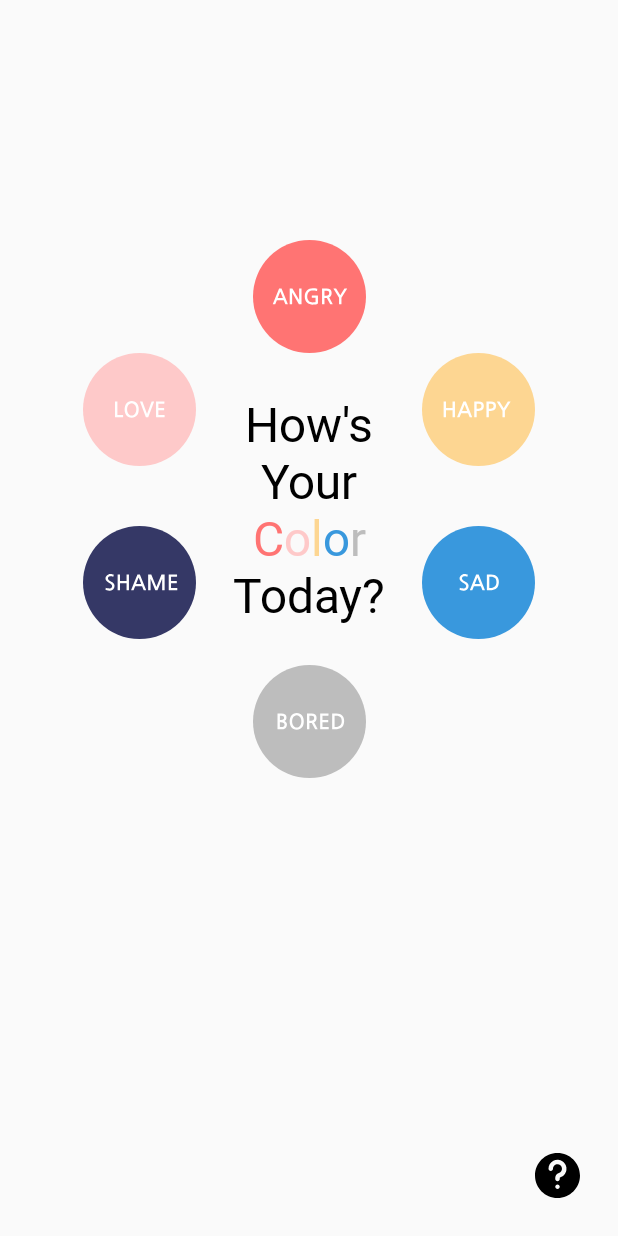
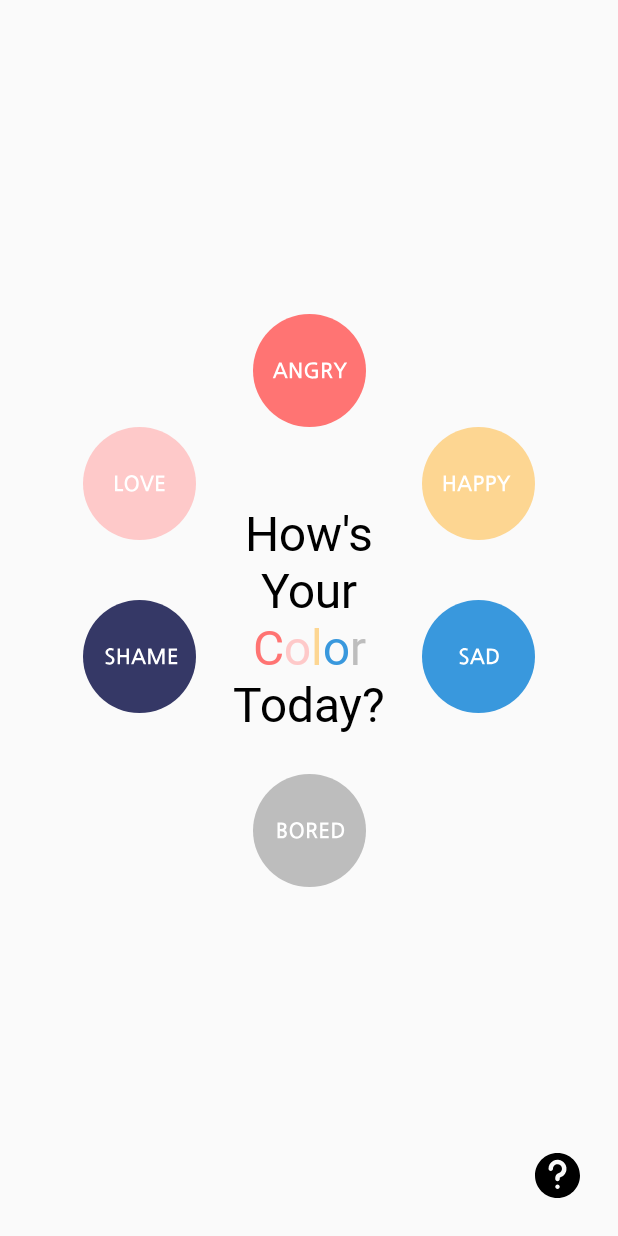
Before and after one commit to GRAM-DSM/Color-Android, an Android app: the screen it shows after launch (MainActivity), on a phone screen of 412 x 824 dp. Run offline under Robolectric (Android 15) with nearby library versions, the phone set to English and light mode, and no system bars.

Commit message:
[UPDATE] Login exchange fragment to Activity

```diff
--- a/app/src/main/AndroidManifest.xml
+++ b/app/src/main/AndroidManifest.xml
@@ -16,6 +16,7 @@
                 <category android:name="android.intent.category.LAUNCHER" />
             </intent-filter>
         </activity>
+        <activity android:name=".view.sign.LoginActivity" />
     </application>
 
 </manifest>
--- a/app/src/main/java/com/example/color_android/view/main/MainActivity.kt
+++ b/app/src/main/java/com/example/color_android/view/main/MainActivity.kt
@@ -5,23 +5,16 @@ import android.os.Bundle
 import android.text.Spannable
 import android.text.SpannableString
 import android.text.style.ForegroundColorSpan
-import android.text.style.UnderlineSpan
 import androidx.core.content.res.ResourcesCompat
 import com.example.color_android.R
-import com.example.color_android.view.sign.LoginFragment
+import com.example.color_android.view.sign.LoginActivity
 import kotlinx.android.synthetic.main.activity_main.*
-import kotlinx.android.synthetic.main.fragment_login.*
 
 class MainActivity : AppCompatActivity() {
     override fun onCreate(savedInstanceState: Bundle?) {
         super.onCreate(savedInstanceState)
         setContentView(R.layout.activity_main)
 
-        val fragmentManager = supportFragmentManager
-        val fragment = LoginFragment()
-
-        val transaction= fragmentManager.beginTransaction()
-//        transaction.replace(R.id.main_Frame, fragment).commitAllowingStateLoss()
         val colorText = main_explain_tv.text
         val content1 = SpannableString(colorText)
 
--- a/app/src/main/java/com/example/color_android/view/sign/LoginFragment.kt
+++ b/app/src/main/java/com/example/color_android/view/sign/LoginActivity.kt
@@ -5,25 +5,15 @@ import android.text.Spannable
 import android.text.SpannableString
 import android.text.style.ForegroundColorSpan
 import android.text.style.UnderlineSpan
-import androidx.fragment.app.Fragment
-import android.view.LayoutInflater
-import android.view.View
-import android.view.ViewGroup
+import androidx.appcompat.app.AppCompatActivity
 import androidx.core.content.res.ResourcesCompat
 import com.example.color_android.R
-import kotlinx.android.synthetic.main.fragment_login.*
+import kotlinx.android.synthetic.main.activity_login.*
 
-class LoginFragment : Fragment() {
-
-    override fun onCreateView(
-        inflater: LayoutInflater, container: ViewGroup?,
-        savedInstanceState: Bundle?
-    ): View? {
-        return inflater.inflate(R.layout.fragment_login, container, false)
-    }
-
-    override fun onActivityCreated(savedInstanceState: Bundle?) {
-        super.onActivityCreated(savedInstanceState)
+class LoginActivity : AppCompatActivity() {
+    override fun onCreate(savedInstanceState: Bundle?) {
+        super.onCreate(savedInstanceState)
+        setContentView(R.layout.activity_login)
 
         val colorText = explain_tv.text
         val signUpText = sign_tv.text
--- a/app/src/main/res/layout/fragment_login.xml
+++ b/app/src/main/res/layout/activity_login.xml
@@ -4,7 +4,7 @@
     xmlns:tools="http://schemas.android.com/tools"
     android:layout_width="match_parent"
     android:layout_height="match_parent"
-    tools:context=".view.sign.LoginFragment">
+    tools:context=".view.sign.LoginActivity">
 
     <ImageView
         android:layout_width="wrap_content"
@@ -44,7 +44,7 @@
         app:layout_constraintTop_toTopOf="@+id/imageView2" />
 
     <EditText
-        android:layout_width="285dp"
+        android:layout_width="310dp"
         android:layout_height="wrap_content"
         android:layout_marginBottom="5dp"
         android:paddingBottom="15dp"
@@ -57,7 +57,7 @@
 
     <EditText
         android:id="@+id/login_pass_et"
-        android:layout_width="285dp"
+        android:layout_width="310dp"
         android:layout_height="wrap_content"
         android:layout_marginBottom="43dp"
         android:paddingBottom="15dp"
--- a/app/src/main/res/layout/activity_main.xml
+++ b/app/src/main/res/layout/activity_main.xml
@@ -15,15 +15,15 @@
         android:id="@+id/main_explain_tv"
         android:layout_width="wrap_content"
         android:layout_height="wrap_content"
-        android:layout_marginTop="25dp"
         android:fontFamily="@font/font_nanum_gothic"
         android:gravity="center"
         android:text="@string/your_colors"
         android:textColor="@color/black"
         android:textSize="32sp"
+        app:layout_constraintBottom_toBottomOf="parent"
         app:layout_constraintEnd_toStartOf="@+id/main_happy_ib"
         app:layout_constraintStart_toEndOf="@+id/main_love_ib"
-        app:layout_constraintTop_toBottomOf="@+id/main_angry_ib" />
+        app:layout_constraintTop_toTopOf="@+id/main_Frame" />
 
     <ImageButton
         android:id="@+id/main_angry_ib"
@@ -32,6 +32,7 @@
         android:layout_marginTop="160dp"
         android:background="@null"
         android:src="@drawable/ic_angry_main"
+        app:layout_constraintBottom_toTopOf="@+id/main_explain_tv"
         app:layout_constraintEnd_toEndOf="parent"
         app:layout_constraintStart_toStartOf="parent"
         app:layout_constraintTop_toTopOf="parent" />
```
